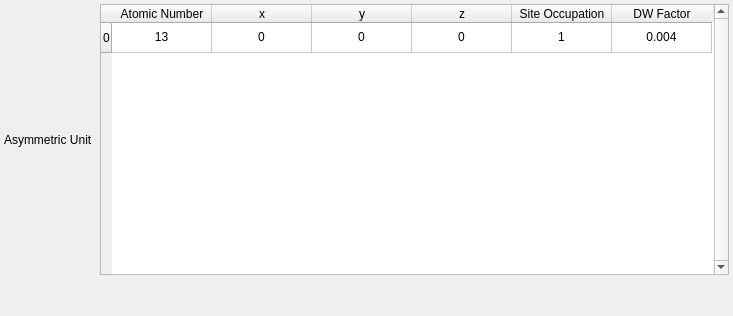
Before: the Qt Designer form Source/EMsoftWorkbench/Workbench/Modules/CrystalStructureCreationModule/UI_Files/AsymmetricUnitTableWidget.ui in EMsoft-org/EMsoft, drawn with Qt 5.
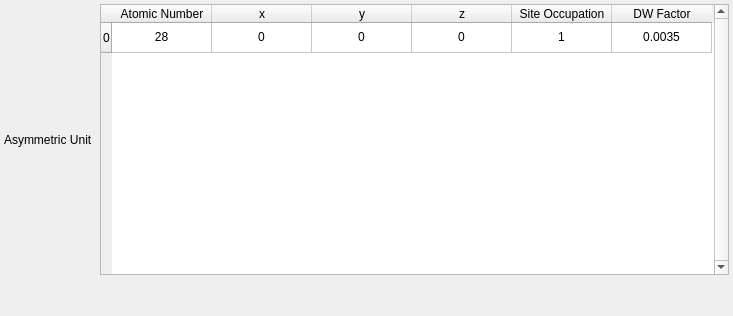
After: the same form once the commit is applied. Icons and pictures are not drawn.

Diff of the .ui file:
```diff
--- a/Source/EMsoftWorkbench/Workbench/Modules/CrystalStructureCreationModule/UI_Files/AsymmetricUnitTableWidget.ui
+++ b/Source/EMsoftWorkbench/Workbench/Modules/CrystalStructureCreationModule/UI_Files/AsymmetricUnitTableWidget.ui
@@ -113,7 +113,7 @@
      </column>
      <item row="0" column="0">
       <property name="text">
-       <string>13</string>
+       <string>28</string>
       </property>
       <property name="textAlignment">
        <set>AlignCenter</set>
@@ -153,7 +153,7 @@
      </item>
      <item row="0" column="5">
       <property name="text">
-       <string>0.004</string>
+       <string>0.0035</string>
       </property>
       <property name="textAlignment">
        <set>AlignCenter</set>
```
Left out of the diff: 7 changed lines with no effect on the pictures.
